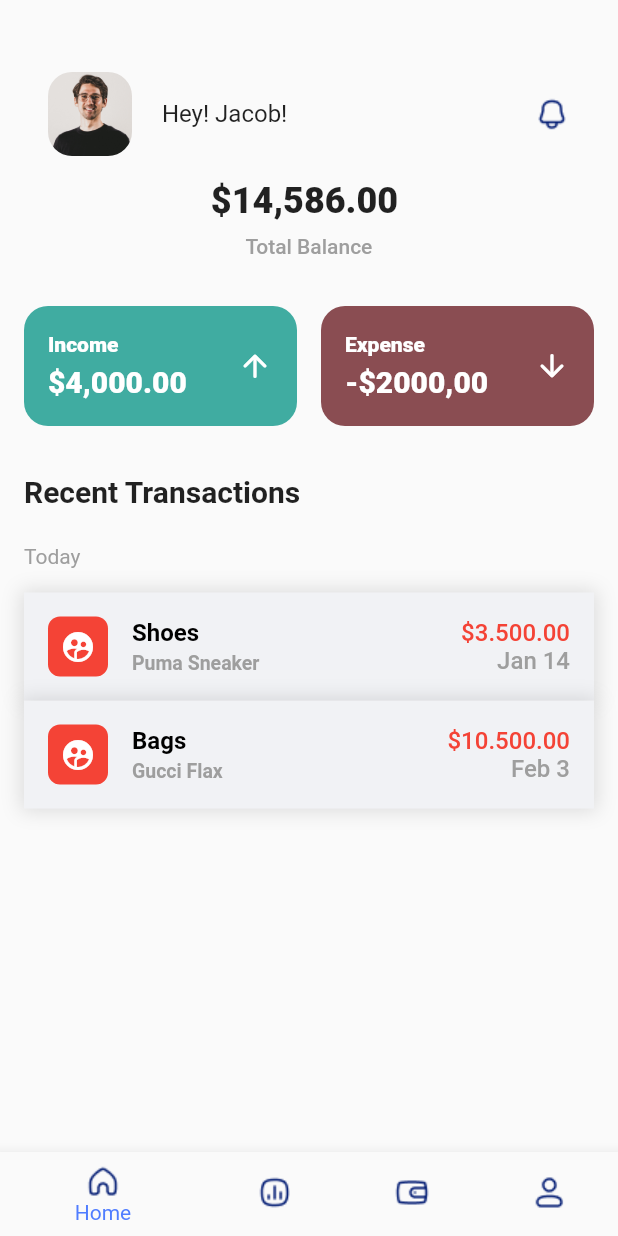
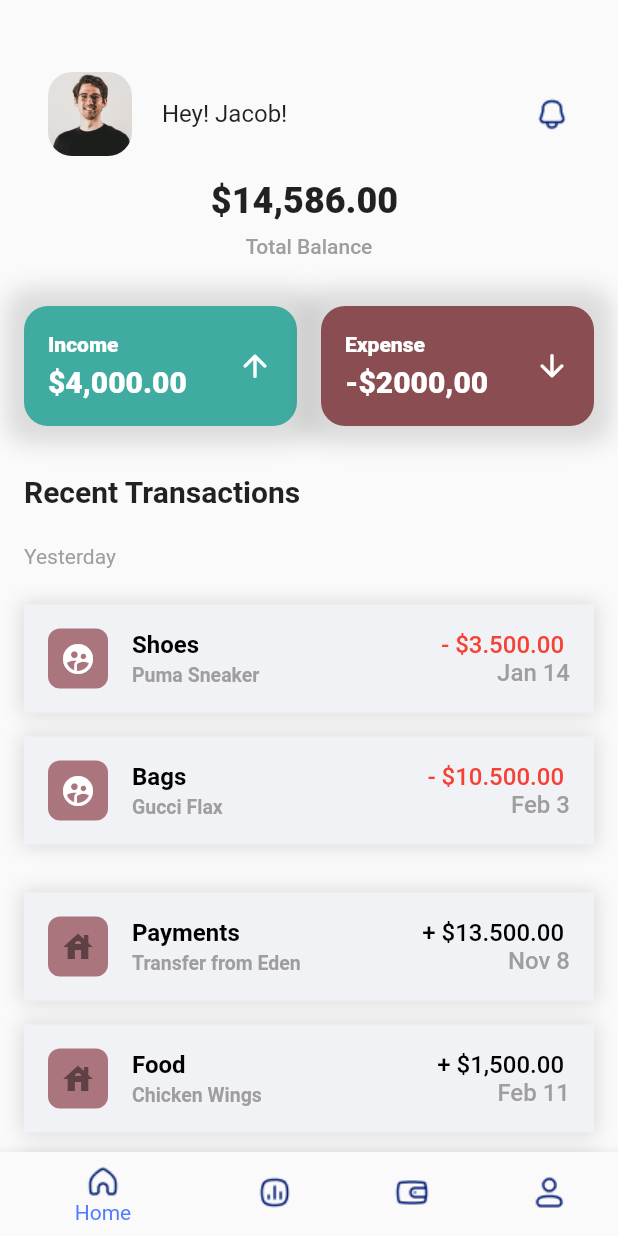
Before and after one commit to maazjnr/money_manager_app_ui, a Flutter app: the screen it shows after launch, on a phone screen of 412 x 824 dp. Run offline on Flutter 3.47's test engine with Material 2 defaults, Android fonts, the phone set to English and light mode, and no system bars.

Commit message:
finished first page

```diff
--- a/lib/data/userInfo.dart
+++ b/lib/data/userInfo.dart
@@ -39,9 +39,12 @@ const List<Transaction> transaction1 = [
 const List<Transaction> transaction2 = [
   Transaction(ItemCategoryType.payments, TransactionType.inflow, 'Payments',
       'Transfer from Eden', "\$13.500.00", "Nov 8"),
-
-  Transaction(ItemCategoryType.grocery, TransactionType.outflow, 'Food',
-      'Chicken', "\$8.300.00", "Dec 23")
+  Transaction(ItemCategoryType.grocery, TransactionType.inflow, 'Food',
+      'Chicken Wings', "\$1,500.00", "Feb 11"),
+  Transaction(ItemCategoryType.grocery, TransactionType.outflow, 'Rent',
+      'Transfer from Eden', "\$800.00", "June 6"),
+        Transaction(ItemCategoryType.grocery, TransactionType.outflow, 'Shopping',
+      'Luiz Vuitton suit', "\$10,00.00", "June 6"),
 ];
 
 const userData = UserInfo(
--- a/lib/screens/home_screen_tab.dart
+++ b/lib/screens/home_screen_tab.dart
@@ -2,6 +2,7 @@ import 'package:flutter/material.dart';
 import 'package:money_manager_app/data/userInfo.dart';
 import 'package:money_manager_app/widget/income_expense_card.dart';
 import 'package:money_manager_app/widget/transaction_item_title.dart';
+import '../data/userInfo.dart';
 import '../utils/constants.dart';
 
 class HomeScreenTab extends StatelessWidget {
@@ -26,7 +27,7 @@ class HomeScreenTab extends StatelessWidget {
                   'assets/images/avatar.jpeg',
                 ),
               ),
-              title:  Text(' Hey! ${userData.name}!'),
+              title: Text(' Hey! ${userData.name}!'),
               trailing: Image.asset('assets/icons/bell.png'),
             ),
             const SizedBox(
@@ -62,17 +63,19 @@ class HomeScreenTab extends StatelessWidget {
               children: [
                 Expanded(
                   child: IncomeExpenseCard(
-                    expenseData: ExpenseData(
-                        'Income', '\$${userData.inflow} ', Icons.arrow_upward_rounded),
+                    expenseData: ExpenseData('Income', '\$${userData.inflow} ',
+                        Icons.arrow_upward_rounded),
                   ),
                 ),
-             const   SizedBox(
-                  width: defaultSpacing ,
+                const SizedBox(
+                  width: defaultSpacing,
                 ),
-               Expanded(
+                Expanded(
                   child: IncomeExpenseCard(
                     expenseData: ExpenseData(
-                        'Expense', '-\$${userData.outflow} ', Icons.arrow_downward_rounded),
+                        'Expense',
+                        '-\$${userData.outflow} ',
+                        Icons.arrow_downward_rounded),
                   ),
                 ),
               ],
@@ -91,14 +94,20 @@ class HomeScreenTab extends StatelessWidget {
               height: defaultSpacing * 1.5,
             ),
             const Text(
-              'Today',
+              'Yesterday',
               style: TextStyle(color: Colors.grey),
             ),
             const SizedBox(
               height: defaultSpacing,
             ),
+            ...userData.transaction.map((transaction) =>
+                TransactionItemTitle(transaction: transaction)),
+            const SizedBox(
+              height: defaultSpacing,
+            ),
 
-            ...userData.transaction.map((transaction) => TransactionItemTitle(transaction: transaction) )
+                        ...transaction2.map((transaction) =>
+                TransactionItemTitle(transaction: transaction)),
           ],
         ),
       ),
--- a/lib/widget/income_expense_card.dart
+++ b/lib/widget/income_expense_card.dart
@@ -18,11 +18,14 @@ class IncomeExpenseCard extends StatelessWidget {
 
   @override
   Widget build(BuildContext context) {
-    Size size = MediaQuery.of(context).size;
     return Container(
       height: 80,
       padding: const EdgeInsets.all(defaultSpacing),
       decoration: BoxDecoration(
+        boxShadow: const [BoxShadow(color: Colors.black12,
+        blurRadius: 12, offset: Offset.zero,
+        spreadRadius: 12
+        )],
         color: expenseData.label == 'Income' ? primaryDark : accent,
         borderRadius: const BorderRadius.all(
           Radius.circular(defaultSpacing),
--- a/lib/widget/transaction_item_title.dart
+++ b/lib/widget/transaction_item_title.dart
@@ -1,3 +1,5 @@
+import 'dart:math';
+
 import 'package:flutter/material.dart';
 import 'package:money_manager_app/utils/constants.dart';
 import '../data/userInfo.dart';
@@ -7,9 +9,24 @@ class TransactionItemTitle extends StatelessWidget {
 
   final Transaction transaction;
 
+      // ignore: unused_element
+    String getSign(TransactionType type) {
+      switch (type) {
+        case TransactionType.inflow:
+          return "+";
+        case TransactionType.outflow:
+          return "-";
+      }
+    }
+
+    Color getRandomBackBgColor() {
+      return Color(Random().nextInt(0XFF000000));
+    }
+
   @override
   Widget build(BuildContext context) {
     return Container(
+      margin: const EdgeInsets.symmetric(vertical: defaultSpacing / 2),
       decoration: const BoxDecoration(color: background, boxShadow: [
         BoxShadow(
           color: Colors.black12,
@@ -21,10 +38,10 @@ class TransactionItemTitle extends StatelessWidget {
       child: ListTile(
         leading: Container(
           padding: const EdgeInsets.all(defaultSpacing / 2),
-          decoration: const BoxDecoration(
-              color: Colors.red,
+          decoration:  BoxDecoration(
+              color: getRandomBackBgColor(),
               borderRadius:
-                  BorderRadius.all(Radius.circular(defaultSpacing / 2))),
+                 const BorderRadius.all(Radius.circular(defaultSpacing / 2))),
           child: transaction.categoryType == ItemCategoryType.fashion
               ? const Icon(
                   Icons.supervised_user_circle_sharp,
@@ -51,7 +68,7 @@ class TransactionItemTitle extends StatelessWidget {
           crossAxisAlignment: CrossAxisAlignment.end,
           children: [
             Text(
-              transaction.amount,
+              "${getSign(transaction.transactionType)} ${transaction.amount} ",
               style: Theme.of(context).textTheme.bodyText1?.copyWith(
                   fontSize: fontSizeTitle,
                   color: transaction.transactionType == TransactionType.outflow
```
